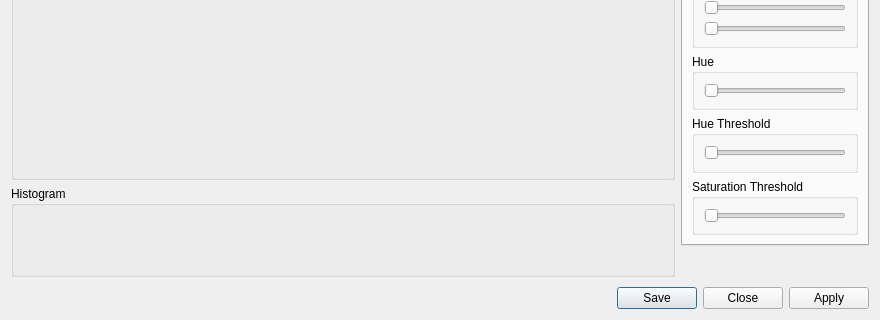
Qt form rpcs3/rpcs3qt/ps_move_tracker_dialog.ui (RPCS3/rpcs3) before a commit; both pictures show x 0 to 880 and y 352 to 672 of the 880 by 672 pixel window.
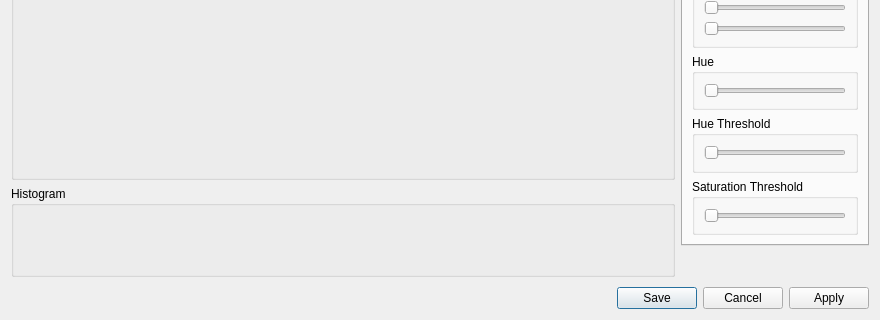
The same form after that commit.

Commit message: Rename Close to Cancel button on some panels (#19468)

```diff
--- a/rpcs3/rpcs3qt/ps_move_tracker_dialog.ui
+++ b/rpcs3/rpcs3qt/ps_move_tracker_dialog.ui
@@ -390,7 +390,7 @@
       <enum>Qt::Orientation::Horizontal</enum>
      </property>
      <property name="standardButtons">
-      <set>QDialogButtonBox::StandardButton::Apply|QDialogButtonBox::StandardButton::Close|QDialogButtonBox::StandardButton::Save</set>
+      <set>QDialogButtonBox::StandardButton::Apply|QDialogButtonBox::StandardButton::Cancel|QDialogButtonBox::StandardButton::Save</set>
      </property>
     </widget>
    </item>
```
The commit also changes 4 other files.
